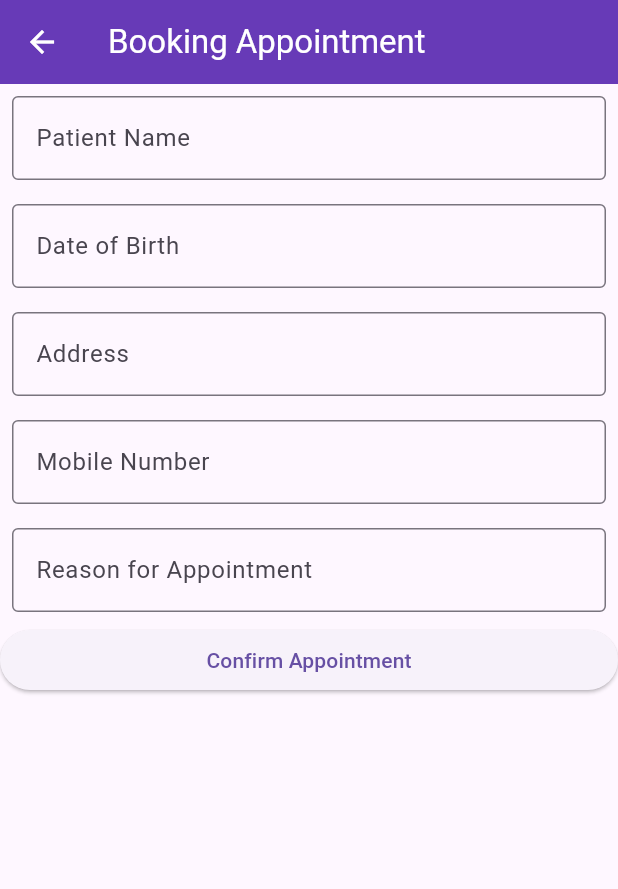
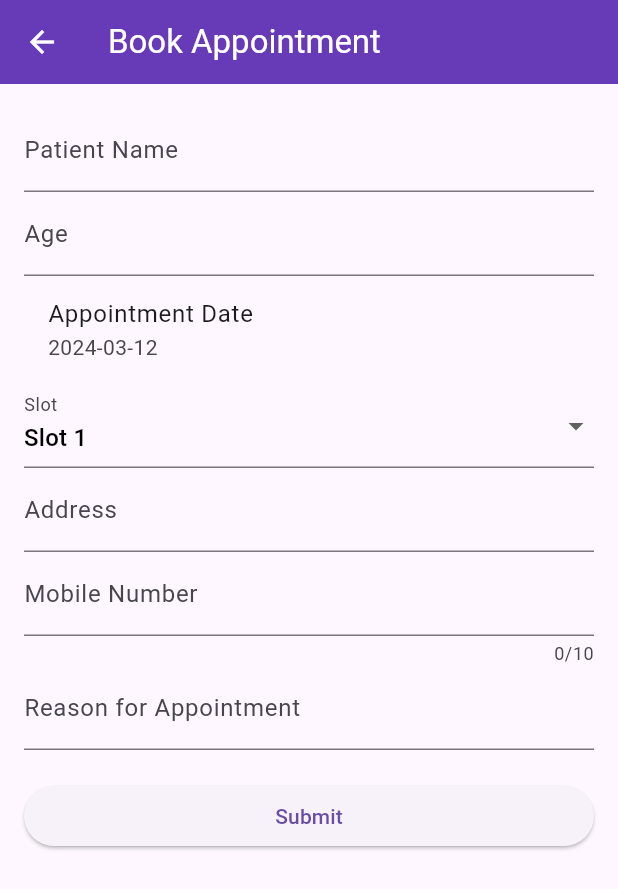
Before and after one commit to gokulvijayanand/healthcareapp, a Flutter app: the DoctorDetailPage screen opened directly with empty values, after a tap on "Book Appointment", on a phone screen of 412 x 824 dp. Shown: the top 889 px of the screen. Run offline on Flutter 3.47's test engine with Material 3 defaults, Android fonts, the phone set to English and light mode, and no system bars; our stand-ins replace lottie; network calls fail.

```diff
--- a/lib/screens/alluser/appointment_page.dart
+++ b/lib/screens/alluser/appointment_page.dart
@@ -1,242 +1,196 @@
 import 'dart:convert';
+
 import 'package:flutter/material.dart';
-import 'package:flutter/services.dart';
-import 'package:table_calendar/table_calendar.dart';
-import '../../models/doctor.dart';
-import '../../models/appointment.dart'; // Import the Appointment class
+import 'package:intl/intl.dart'; // For date formatting
+import 'package:http/http.dart' as http;
+import '../../models/appointment.dart'; // Ensure this path is correct.
 
 class AppointmentPage extends StatefulWidget {
-  final Doctor doctor;
+  final String doctorId;
 
-  const AppointmentPage({Key? key, required this.doctor}) : super(key: key);
+  const AppointmentPage({Key? key, required this.doctorId}) : super(key: key);
 
   @override
   _AppointmentPageState createState() => _AppointmentPageState();
 }
 
 class _AppointmentPageState extends State<AppointmentPage> {
-  late List<Appointment> appointments = [];
-  final TextEditingController _patientNameController = TextEditingController();
-  final TextEditingController _patientAgeController = TextEditingController();
-  final TextEditingController _addressController = TextEditingController();
-  final TextEditingController _mobileNumberController = TextEditingController();
-  final TextEditingController _reasonController = TextEditingController();
+  final _formKey = GlobalKey<FormState>();
 
-  CalendarFormat _calendarFormat = CalendarFormat.month;
-  DateTime _focusedDay = DateTime.now();
-  DateTime? _selectedDay;
-  late String _selectedTimeSlot; // Add this variable to hold the selected time slot
-  int? _age; // Add this variable to hold the calculated age
+  String _patientName = '';
+  int _age = 0;
+  String _selectedDate = DateFormat('yyyy-MM-dd').format(DateTime.now());
+  String _selectedSlot = 'Slot 1';
+  String _address = '';
+  String _mobileNumber = '';
+  String _reason = '';
 
-  @override
-  void initState() {
-    super.initState();
-    loadDoctorAppointments();
-  }
-
-  Future<void> loadDoctorAppointments() async {
-    // Load the appointment data from the JSON file
-    final String response =
-    await rootBundle.loadString('assets/data/appointments.json');
-    final data = json.decode(response);
-    // Assuming your JSON structure has an array of appointments for each doctor ID
-    final doctorAppointments = data.firstWhere(
-          (item) => item['doctorId'].toString() == widget.doctor.id,
-      orElse: () => {'appointments': []},
-    )['appointments'];
-    setState(() {
-      appointments = doctorAppointments
-          .map((item) => Appointment.fromJson(item))
-          .toList();
-    });
-  }
+  final List<String> _slots = ['Slot 1', 'Slot 2', 'Slot 3' ,'Slot 4'];
 
   @override
   Widget build(BuildContext context) {
     return Scaffold(
       appBar: AppBar(
-        title: Text('Booking Appointment'),
+        title: Text('Book Appointment'),
       ),
-      body: SingleChildScrollView(
-        child: Column(
-          crossAxisAlignment: CrossAxisAlignment.stretch,
-          children: [
-
-            Padding(
-              padding: EdgeInsets.all(8.0),
-              child: TextField(
-                controller: _patientNameController,
-                decoration: InputDecoration(
-                  labelText: 'Patient Name',
-                  border: OutlineInputBorder(),
+      body: Padding(
+        padding: const EdgeInsets.all(16.0),
+        child: Form(
+          key: _formKey,
+          child: ListView(
+            children: <Widget>[
+              TextFormField(
+                decoration: InputDecoration(labelText: 'Patient Name'),
+                validator: (value) {
+                  if (value == null || value.isEmpty) {
+                    return 'Please enter patient name';
+                  }
+                  return null;
+                },
+                onSaved: (value) {
+                  _patientName = value!;
+                },
               ),
+              TextFormField(
+                decoration: InputDecoration(labelText: 'Age'),
+                keyboardType: TextInputType.number, // Set keyboard type to number
+                validator: (value) {
+                  if (value == null || value.isEmpty) {
+                    return 'Please enter age';
+                  }
+                  // Check if the entered value is a valid number
+                  final age = int.tryParse(value);
+                  if (age == null) {
+                    return 'Please enter a valid age';
+                  }
+                  // Additional validation can be added here if needed
+                  return null;
+                },
+                onSaved: (value) {
+                  // Convert the value to an integer and save it
+                  _age = int.parse(value!);
+                },
               ),
+              ListTile(
+                title: Text('Appointment Date'),
+                subtitle: Text(_selectedDate),
+                onTap: () async {
+                  final DateTime? picked = await showDatePicker(
+                    context: context,
+                    initialDate: DateTime.now(),
+                    firstDate: DateTime.now(),
+                    lastDate: DateTime(DateTime.now().year + 1),
+                  );
+                  if (picked != null) {
+                    setState(() {
+                      _selectedDate = DateFormat('yyyy-MM-dd').format(picked);
+                    });
+                  }
+                },
               ),
-            Padding(
-              padding: EdgeInsets.all(8.0),
-              child: TextField(
-                controller: _patientAgeController,
-                decoration: InputDecoration(
-                  labelText: 'Date of Birth',
-                  border: OutlineInputBorder(),
+              DropdownButtonFormField<String>(
+                decoration: InputDecoration(labelText: 'Slot'),
+                value: _selectedSlot,
+                items: _slots
+                    .map((slot) => DropdownMenuItem(
+                  child: Text(slot),
+                  value: slot,
+                ))
+                    .toList(),
+                onChanged: (value) {
+                  setState(() {
+                    _selectedSlot = value!;
+                  });
+                },
               ),
+              TextFormField(
+                decoration: InputDecoration(labelText: 'Address'),
+                validator: (value) {
+                  if (value == null || value.isEmpty) {
+                    return 'Please enter address';
+                  }
+                  return null;
+                },
+                onSaved: (value) {
+                  _address = value!;
+                },
               ),
+              TextFormField(
+                decoration: InputDecoration(labelText: 'Mobile Number'),
+                keyboardType: TextInputType.phone,
+                maxLength: 10,
+                validator: (value) {
+                  if (value == null || value.isEmpty || value.length != 10) {
+                    return 'Please enter a valid 10 digit mobile number';
+                  }
+                  return null;
+                },
+                onSaved: (value) {
+                  _mobileNumber = value!;
+                },
               ),
-
-
-            Padding(
-              padding: EdgeInsets.all(8.0),
-              child: TextField(
-                controller: _addressController,
-                decoration: InputDecoration(
-                  labelText: 'Address',
-                  border: OutlineInputBorder(),
+              TextFormField(
+                decoration: InputDecoration(labelText: 'Reason for Appointment'),
+                validator: (value) {
+                  if (value == null || value.isEmpty) {
+                    return 'Please enter reason for appointment';
+                  }
+                  return null;
+                },
+                onSaved: (value) {
+                  _reason = value!;
+                },
               ),
-              ),
-            ),
-            Padding(
-              padding: EdgeInsets.all(8.0),
-              child: TextField(
-                controller: _mobileNumberController,
-                decoration: InputDecoration(
-                  labelText: 'Mobile Number',
-                  border: OutlineInputBorder(),
-                ),
-              ),
-            ),
-            Padding(
-              padding: EdgeInsets.all(8.0),
-              child: TextField(
-                controller: _reasonController,
-                decoration: InputDecoration(
-                  labelText: 'Reason for Appointment',
-                  border: OutlineInputBorder(),
-                ),
-              ),
-            ),
+              SizedBox(height: 20),
               ElevatedButton(
                 onPressed: () {
-                confirmAppointment();
+                  if (_formKey.currentState!.validate()) {
+                    _formKey.currentState!.save();
+                    _submitForm();
+                  }
                 },
-              child: Text('Confirm Appointment'),
+                child: Text('Submit'),
               ),
             ],
+          ),
         ),
       ),
     );
   }
 
-  void confirmAppointment() {
-    String slot = '';
-
-    if (_selectedTimeSlot == '8:00 am - 10:00 am') {
-      slot = '1';
-    } else if (_selectedTimeSlot == '10:15 am - 12:00 pm') {
-      slot = '2';
-    } else if (_selectedTimeSlot == '1:00 pm - 3:00 pm') {
-      slot = '3';
-    } else if (_selectedTimeSlot == '6:00 pm - 9:00 pm') {
-      slot = '4';
-    }
-
-    final appointment = Appointment(
-      doctorId: widget.doctor.id,
-      date: _selectedDay.toString(),
-      timeSlot: _selectedTimeSlot,
-      patientName: _patientNameController.text,
-      patientAge: _age ?? 0,
-      address: _addressController.text,
-      mobileNumber: _mobileNumberController.text,
-      reason: _reasonController.text,
+  void _submitForm() async {
+    // Prepare appointment object
+    Appointment appointment = Appointment(
+      doctorId: widget.doctorId,
+      date: _selectedDate,
+      timeSlot: '', // Add logic to determine time slot
+      slot: _selectedSlot,
+      patientName: _patientName,
+      patientAge: _age,
+      address: _address,
+      mobileNumber: _mobileNumber,
+      reason: _reason,
       status: 'active',
-      slot: slot,
     );
 
-    // Add the appointment to the list of appointments
-    setState(() {
-      appointments.add(appointment);
-    });
+    // Convert appointment object to JSON
+    Map<String, dynamic> jsonData = appointment.toJson();
 
-    // Save the updated appointments list to the JSON file
-    // Here, you would typically update your backend server with the new appointment
-    // For simplicity, we'll just print the JSON representation of the appointment
-    print(json.encode(appointment));
+    // Send POST request
+    final response = await http.post(
+      Uri.parse('http://127.0.0.1/appointment'),
+      headers: <String, String>{
+        'Content-Type': 'application/json', // Set content type header
+      },
+      body: jsonEncode(jsonData), // Encode appointment data to JSON string
+    );
 
-    // Clear the form fields
-    _patientNameController.clear();
-    _patientAgeController.clear();
-    _addressController.clear();
-    _mobileNumberController.clear();
-    _reasonController.clear();
+    if (response.statusCode == 200) {
+      // Appointment booked successfully
+      print('Appointment booked successfully');
+    } else {
+      // Error occurred while booking appointment
+      print('Error occurred while booking appointment');
     }
-
-  void _showCalendar() {
-    showModalBottomSheet(
-      context: context,
-      builder: (BuildContext builder) {
-        return Container(
-          height: MediaQuery.of(context).size.height * 0.75,
-          child: TableCalendar(
-            focusedDay: _focusedDay,
-            firstDay: DateTime(2010),
-            lastDay: DateTime(2030),
-            calendarFormat: _calendarFormat,
-            selectedDayPredicate: (day) {
-              return isSameDay(day, _selectedDay);
-            },
-            onDaySelected: (selectedDay, focusedDay) {
-              setState(() {
-                _selectedDay = selectedDay;
-              });
-              Navigator.pop(context);
-            },
-          ),
-        );
-      },
-    );
   }
-
-  void _showTimeSlots() {
-    showModalBottomSheet(
-      context: context,
-      builder: (BuildContext context) {
-        return Container(
-          height: 300,
-          child: Column(
-            children: [
-              _buildTimeSlotButton('8:00 am - 10:00 am'),
-              _buildTimeSlotButton('10:15 am - 12:00 pm'),
-              _buildTimeSlotButton('1:00 pm - 3:00 pm'),
-              _buildTimeSlotButton('6:00 pm - 9:00 pm'),
-            ],
-          ),
-        );
-      },
-    );
 }
-
-  Widget _buildTimeSlotButton(String timeSlot) {
-    return Padding(
-      padding: EdgeInsets.symmetric(vertical: 8.0, horizontal: 16.0),
-      child: ElevatedButton(
-        onPressed: () {
-          // Handle time slot selection
-          print('Selected Time Slot: $timeSlot');
-          _selectedTimeSlot = timeSlot; // Update the selected time slot
-        },
-        child: Text(timeSlot),
-      ),
-    );
-  }
-
-  bool isSameDay(DateTime day1, DateTime? day2) {
-    if (day2 == null) return false;
-    return day1.year == day2.year &&
-        day1.month == day2.month &&
-        day1.day == day2.day;
-  }
-
-
-
-
-  }
--- a/lib/screens/alluser/doctor_detail_page.dart
+++ b/lib/screens/alluser/doctor_detail_page.dart
@@ -32,7 +32,7 @@ class DoctorDetailPage extends StatelessWidget {
                     onPressed: () {
                       Navigator.push(
                         context,
-                        MaterialPageRoute(builder: (context) => AppointmentPage(doctor: doctor)),
+                        MaterialPageRoute(builder: (context) => AppointmentPage(doctorId: doctor.id)),
                       );
                     },
                     child: Text('Book Appointment'),
--- a/pubspec.yaml
+++ b/pubspec.yaml
@@ -32,6 +32,9 @@ dependencies:
     sdk: flutter
   intl: ^0.17.0
   http: any
+  logger: ^1.0.0
+  path_provider: ^2.0.0
+
 
 
   # The following adds the Cupertino Icons font to your application.
```
Also changed, not shown: lib/models/appointment.dart (+15 -0 lines), pubspec.lock, 1 other file. Lines whose indentation alone changed are shown as unchanged.
